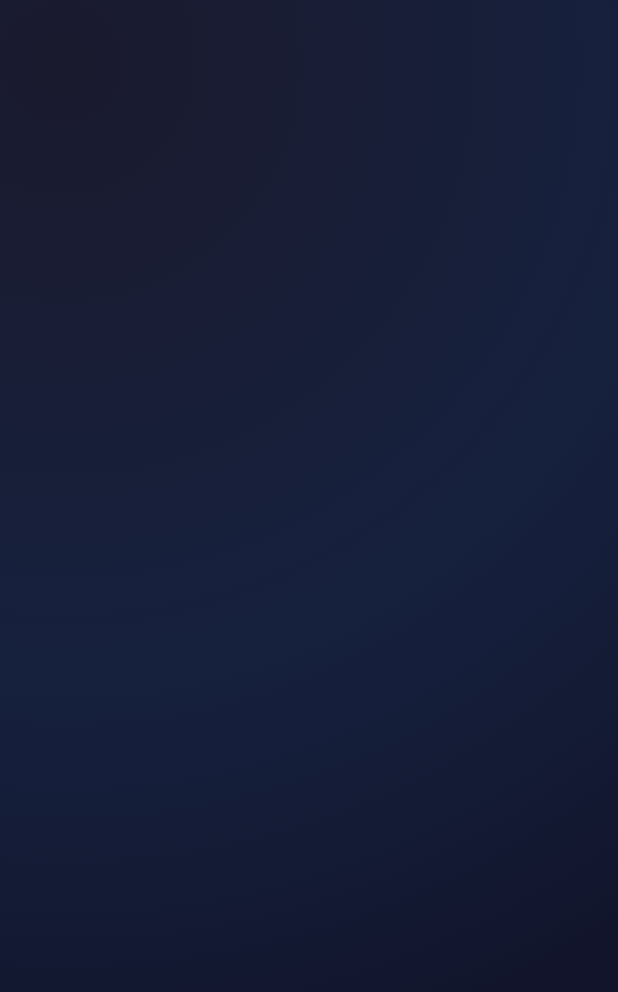
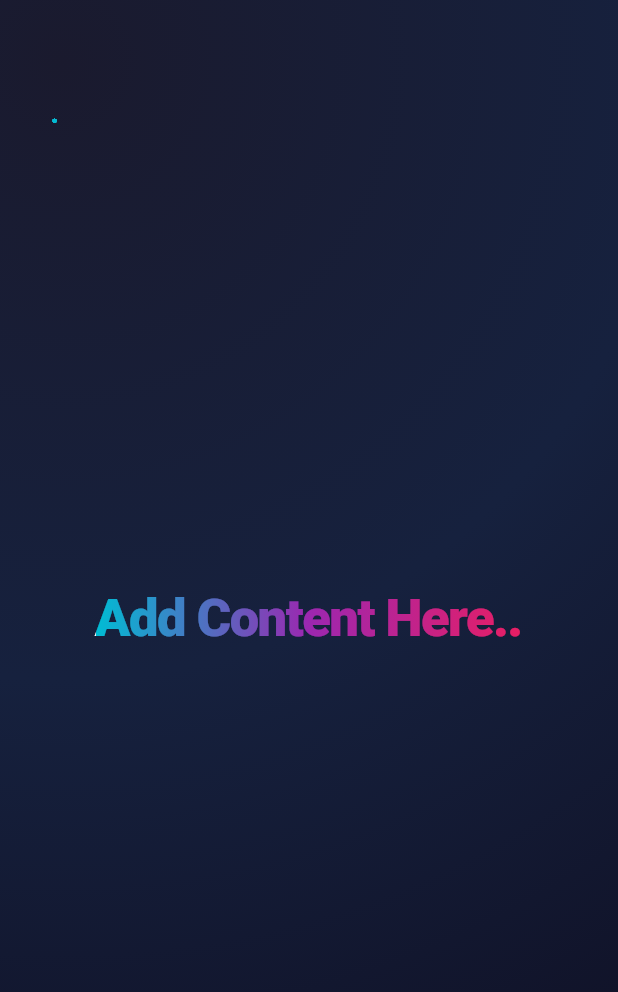
Before and after one commit to SauravAcharya23/Animated_Particle_Background_Flutter, a Flutter app: the screen it shows after launch, on a phone screen of 412 x 824 dp. Shown: the top 992 px of the screen. Run offline on Flutter 3.47's test engine with Material 3 defaults, Android fonts, the phone set to English and light mode, and no system bars.

Commit message:
Completed animated particle Background

```diff
--- a/lib/animated_screen.dart
+++ b/lib/animated_screen.dart
@@ -1,3 +1,4 @@
+import 'package:animation/particle_painter.dart';
 import 'package:animation/particle_system.dart';
 import 'package:flutter/material.dart';
 
@@ -8,17 +9,20 @@ class AnimatedParticleScreen extends StatefulWidget {
   State<AnimatedParticleScreen> createState() => _AnimatedParticleScreenState();
 }
 
-class _AnimatedParticleScreenState extends State<AnimatedParticleScreen> with SingleTickerProviderStateMixin {
-
+class _AnimatedParticleScreenState extends State<AnimatedParticleScreen>
+    with SingleTickerProviderStateMixin {
   late AnimationController _particleController;
 
   List<Particle> particles = [];
-  final int particleCount = 50;
+  final int particleCount = 100;
 
   @override
   void initState() {
     super.initState();
-    _particleController = AnimationController(vsync: this, duration: Duration(seconds: 20))..repeat();
+    _particleController = AnimationController(
+      vsync: this,
+      duration: Duration(seconds: 20),
+    )..repeat();
     _initializeParticles();
   }
 
@@ -31,6 +35,7 @@ class _AnimatedParticleScreenState extends State<AnimatedParticleScreen> with Si
     _particleController.dispose();
     super.dispose();
   }
+
   @override
   Widget build(BuildContext context) {
     return Scaffold(
@@ -39,12 +44,8 @@ class _AnimatedParticleScreenState extends State<AnimatedParticleScreen> with Si
           gradient: RadialGradient(
             center: Alignment(-0.8, -0.9),
             radius: 2.0,
-            colors: [
-              Color(0xFF1A1A2E),
-              Color(0xFF16213E),
-              Color(0xFF0F0F23),
-            ],
-          )
+            colors: [Color(0xFF1A1A2E), Color(0xFF16213E), Color(0xFF0F0F23)],
+          ),
         ),
         child: Stack(
           children: [
@@ -52,10 +53,40 @@ class _AnimatedParticleScreenState extends State<AnimatedParticleScreen> with Si
               animation: _particleController,
               builder: (context, child) {
                 return CustomPaint(
+                  painter: ParticlePainter(
+                    particles,
+                    _particleController.value,
+                  ),
                   size: Size.infinite,
                 );
               },
-            )
+            ),
+            SafeArea(
+              child: Padding(
+                padding: const EdgeInsets.all(12.0),
+                child: Center(
+                  child: Column(
+                    mainAxisAlignment: MainAxisAlignment.center,
+                    children: [
+                      ShaderMask(
+                        shaderCallback: (bounds) => LinearGradient(
+                          colors: [Colors.cyan, Colors.purple, Colors.pink],
+                        ).createShader(bounds),
+                        child: Text(
+                          "Add Content Here..",
+                          style: TextStyle(
+                            fontSize: 35,
+                            fontWeight: FontWeight.w900,
+                            color: Colors.white,
+                            letterSpacing: -1,
+                          ),
+                        ),
+                      ),
+                    ],
+                  ),
+                ),
+              ),
+            ),
           ],
         ),
       ),
--- a/lib/main.dart
+++ b/lib/main.dart
@@ -16,6 +16,7 @@ class MyApp extends StatelessWidget {
       theme: ThemeData(
         colorScheme: ColorScheme.fromSeed(seedColor: Colors.deepPurple),
       ),
+      debugShowCheckedModeBanner: false,
       home: AnimatedParticleScreen()
     );
   }
```
